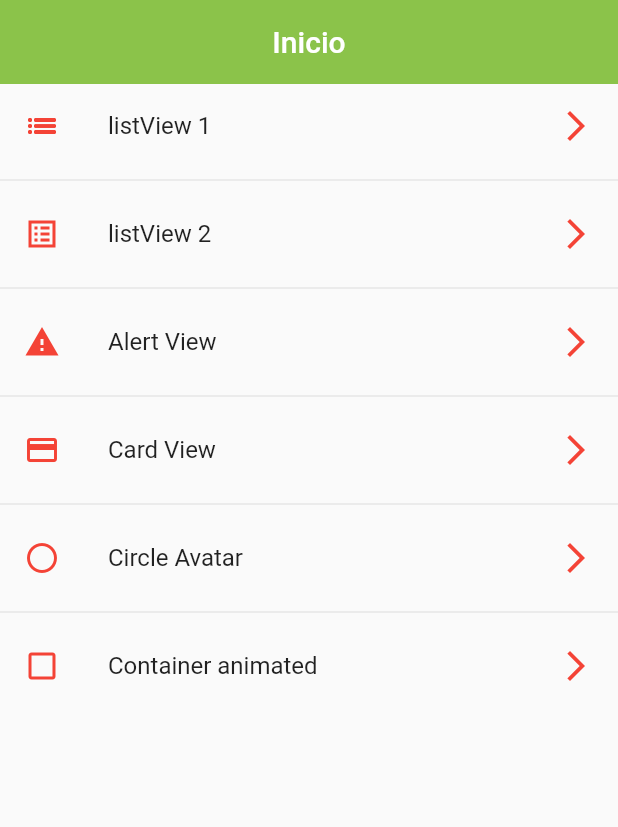
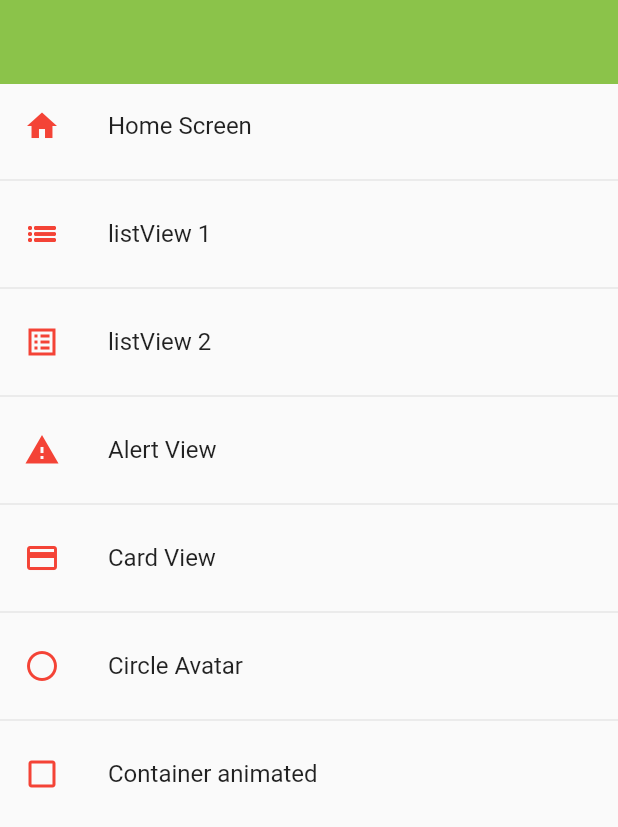
Before and after one commit to SergioK12/Componentes_Flutter_CursoUdemy, a Flutter app: the screen it shows after launch, on a phone screen of 412 x 824 dp. Shown: the top 827 px of the screen. Run offline on Flutter 3.47's test engine with Material 2 defaults, Android fonts, the phone set to English and light mode, and no system bars.

Commit message:
Revert "Es para aceptar la solicitud"

```diff
--- a/lib/routes/app_routes.dart
+++ b/lib/routes/app_routes.dart
@@ -4,10 +4,9 @@ import '../views/views.dart';
 
 class AppRoute {
   static const initialroute = 'home';
-    //static const MenuOptions()
 
   static  final menuOptions = <MenuOptions> [
-    //MenuOptions(nombre: "home", icon: Icons.home, name: "Home Screen", screen: const HomeScreen()),
+    MenuOptions(nombre: "home", icon: Icons.home, name: "Home Screen", screen: const HomeScreen()),
     MenuOptions(nombre: "listview", icon: Icons.list_sharp, name: "listView 1", screen: ListviewSceeen()),
     MenuOptions(nombre: "listview2", icon: Icons.list_alt_sharp, name: "listView 2", screen: Listview2Sceeen()),
     MenuOptions(nombre: "alert", icon: Icons.warning, name: "Alert View", screen: const AlertScreen()),
@@ -19,7 +18,6 @@ class AppRoute {
   static  Map<String, Widget Function(BuildContext)> getAppRoutes() {
 
    Map<String, Widget Function(BuildContext)>  appRoute = {};
-   appRoute.addAll({'home':(BuildContext context)=> const HomeScreen()});
 
     for (var item in menuOptions ){
       appRoute.addAll({
--- a/lib/views/home_views.dart
+++ b/lib/views/home_views.dart
@@ -8,19 +8,14 @@ class HomeScreen extends StatelessWidget {
   @override
   Widget build(BuildContext context) {
     return   Scaffold(
-
-      appBar: AppBar(
-        centerTitle: true,
-        title: const Text("Inicio"),
-      ),
+      appBar: AppBar(),
       body:  ListView.separated(
-
         itemCount: AppRoute.menuOptions.length,
         itemBuilder: (context, index) =>  ListTile(
            title: Text(AppRoute.menuOptions[index].name.toString()),
            leading: Icon(AppRoute.menuOptions[index].icon, color: AppTheme.primaryColor,),
-           trailing: const Icon(Icons.arrow_forward_ios_sharp, color: AppTheme.primaryColor,),
            onTap: (){
+
            Navigator.pushNamed(context, AppRoute.menuOptions[index].nombre) ;
            //Navigator.pushReplacement(context, route) ; ESTA SIRVE PARA NAVEGAR A LA SIGUIUENTE, ELIMINANDO DE LA PILA LA VISTA ANTERIOR
          }
```
